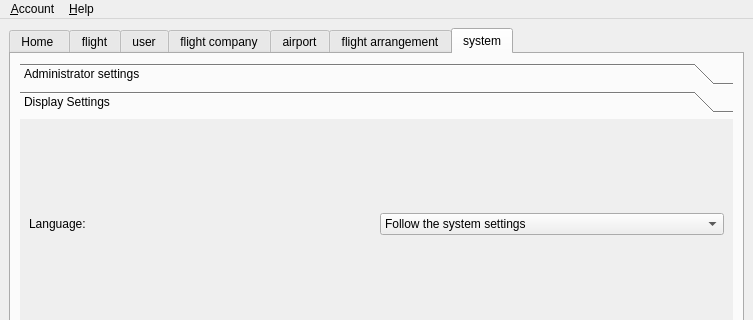
Old version of the form mainplatformwindow.ui in the repository Aloereed/Flightman_Platform_DATA130039; both pictures show x 0 to 753 and y 0 to 320 of the 753 by 600 pixel window.
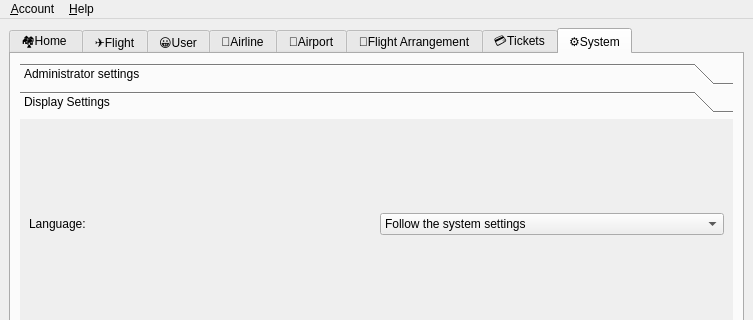
New version of the form. The open tabs and pages were chosen to show the change.

Commit message: UI 更改

Patch:
```diff
--- a/mainplatformwindow.ui
+++ b/mainplatformwindow.ui
@@ -26,7 +26,7 @@
        </property>
        <widget class="QWidget" name="home">
         <attribute name="title">
-         <string>Home </string>
+         <string>🏘Home </string>
         </attribute>
         <layout class="QHBoxLayout" name="horizontalLayout_5">
          <item>
@@ -136,7 +136,7 @@
        </widget>
        <widget class="QWidget" name="flight">
         <attribute name="title">
-         <string>flight</string>
+         <string>✈Flight</string>
         </attribute>
         <layout class="QHBoxLayout" name="horizontalLayout_2">
          <item>
@@ -184,7 +184,7 @@
        </widget>
        <widget class="QWidget" name="user">
         <attribute name="title">
-         <string>user</string>
+         <string>😀User</string>
         </attribute>
         <layout class="QHBoxLayout" name="horizontalLayout_3">
          <item>
@@ -236,7 +236,7 @@
        </widget>
        <widget class="QWidget" name="company">
         <attribute name="title">
-         <string>flight company</string>
+         <string>🏢Airline</string>
         </attribute>
         <layout class="QHBoxLayout" name="horizontalLayout_4">
          <item>
@@ -357,7 +357,7 @@
        </widget>
        <widget class="QWidget" name="tab_5">
         <attribute name="title">
-         <string>airport</string>
+         <string>🚁Airport</string>
         </attribute>
         <layout class="QHBoxLayout" name="horizontalLayout_7">
          <item>
@@ -478,7 +478,7 @@
        </widget>
        <widget class="QWidget" name="tab_6">
         <attribute name="title">
-         <string>flight arrangement</string>
+         <string>🛫Flight Arrangement</string>
         </attribute>
         <layout class="QHBoxLayout" name="horizontalLayout_12">
          <item>
@@ -525,9 +525,14 @@
          </item>
         </layout>
        </widget>
+       <widget class="QWidget" name="tab_7">
+        <attribute name="title">
+         <string>💳Tickets</string>
+        </attribute>
+       </widget>
        <widget class="QWidget" name="tab">
         <attribute name="title">
-         <string>system</string>
+         <string>⚙System</string>
         </attribute>
         <layout class="QHBoxLayout" name="horizontalLayout_9">
          <item>
```
Left out of the diff: 12 changed lines with no effect on the pictures. The commit also changes 1 other file.
